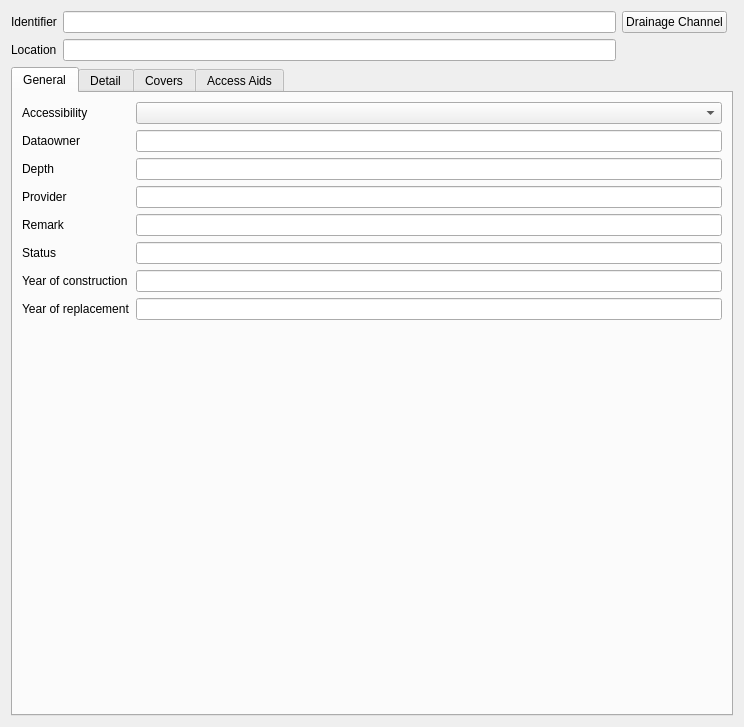
Old version of the form qgis-project/forms/manhole.ui in the repository sige-riviera/qgep_sige.
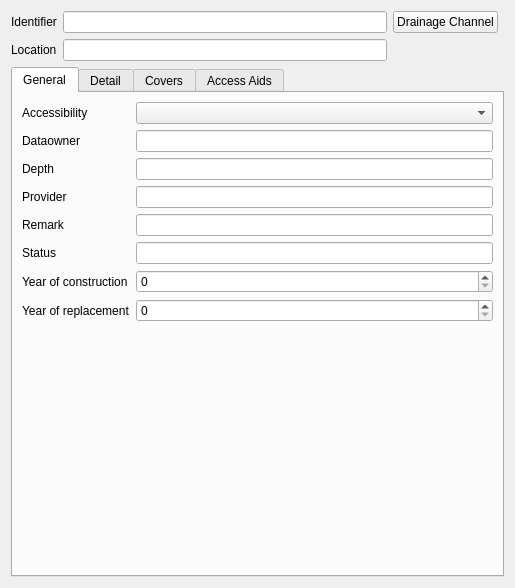
New version of the form. Custom widgets are drawn as their Qt base class.

Patch:
```diff
--- a/qgis-project/forms/manhole.ui
+++ b/qgis-project/forms/manhole.ui
@@ -6,8 +6,8 @@
    <rect>
     <x>0</x>
     <y>0</y>
-    <width>744</width>
-    <height>727</height>
+    <width>515</width>
+    <height>588</height>
    </rect>
   </property>
   <property name="windowTitle">
@@ -107,9 +107,6 @@
             </property>
            </widget>
           </item>
-          <item row="6" column="1">
-           <widget class="QLineEdit" name="year_of_construction"/>
-          </item>
           <item row="7" column="0">
            <widget class="QLabel" name="label_15">
             <property name="text">
@@ -117,8 +114,11 @@
             </property>
            </widget>
           </item>
+          <item row="6" column="1">
+           <widget class="QSpinBox" name="year_of_construction"/>
+          </item>
           <item row="7" column="1">
-           <widget class="QLineEdit" name="year_of_replacement"/>
+           <widget class="QSpinBox" name="year_of_replacement"/>
           </item>
          </layout>
         </widget>
```
Left out of the diff: 2 changed lines with no effect on the pictures.
